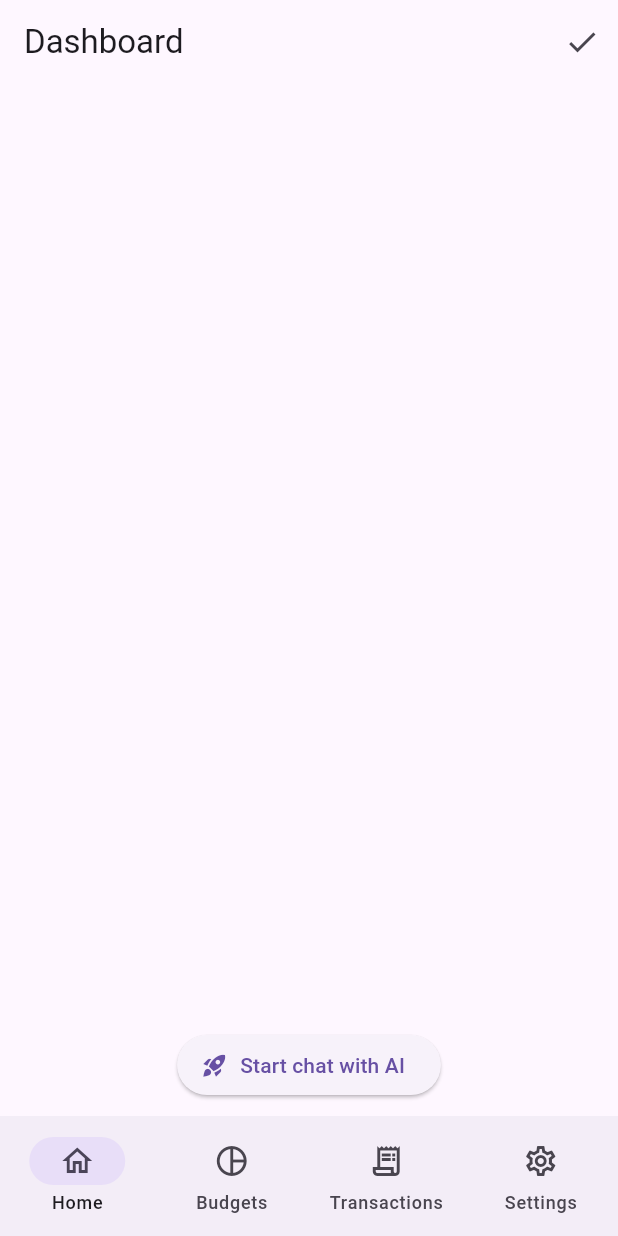
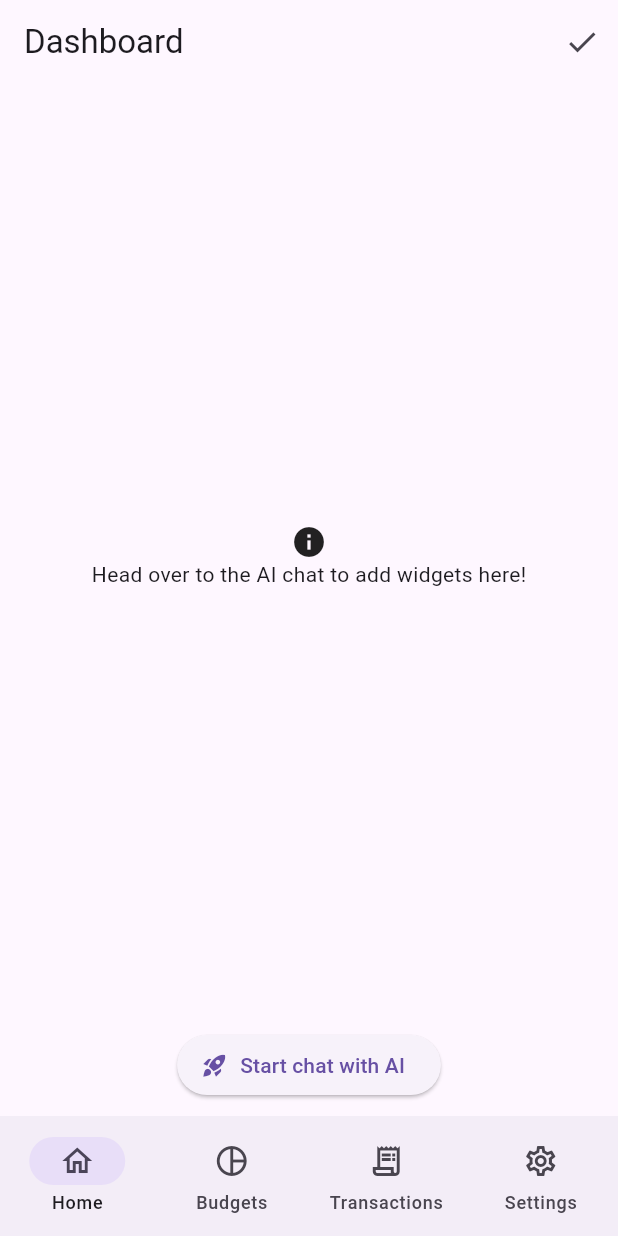
Before and after one commit to neel1104/bachat-app, a Flutter app: the screen it shows after launch, on a phone screen of 412 x 824 dp. Run offline on Flutter 3.47's test engine with Material 3 defaults, Android fonts, the phone set to English and light mode, and no system bars; our stand-ins replace permission_handler, sqflite; missing offline and left inert: flutter_sms_inbox; accounts and stored records are empty.

Commit message:
handling empty state for favourite list

```diff
--- a/lib/views/dashboard_screen.dart
+++ b/lib/views/dashboard_screen.dart
@@ -21,11 +21,23 @@ class DashboardScreen extends StatelessWidget {
               visible: fvm.isLoading, child: CircularProgressIndicator()),
         ),
         Expanded(
-            child: ListView(
-          children: fvm.favourites
-              .map((fav) => FavouriteListItem(favourite: fav))
-              .toList(),
-        )),
+            child: fvm.favourites.isEmpty
+                ? Center( // handling empty state
+                    child: Column(
+                    mainAxisAlignment: MainAxisAlignment.center,
+                    children: [
+                      Icon(Icons.info),
+                      Text(
+                        "Head over to the AI chat to add widgets here!",
+                        softWrap: true,
+                      )
+                    ],
+                  ))
+                : ListView(
+                    children: fvm.favourites
+                        .map((fav) => FavouriteListItem(favourite: fav))
+                        .toList(),
+                  )),
         ElevatedButton.icon(
           onPressed: () => _startChat(context, fvm),
           icon: Icon(Icons.rocket_launch),
```
